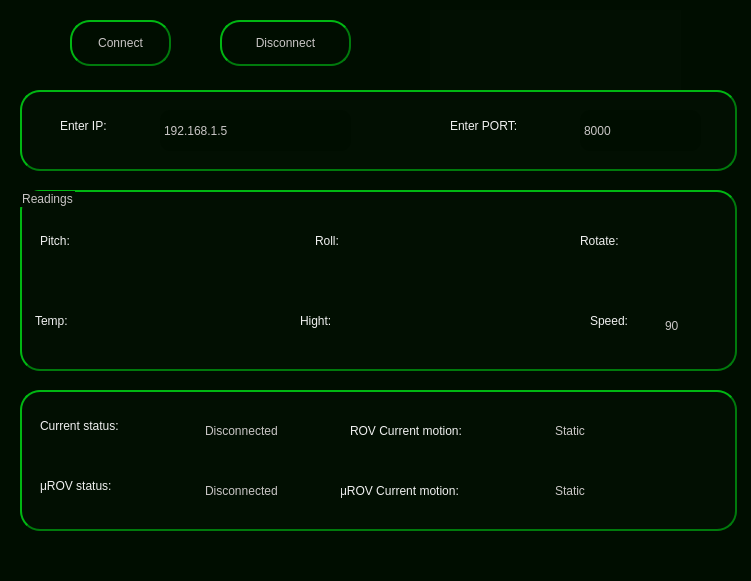
Above: GUI_code/client1.ui from EslamEmara/ROV_CrocoMarines- before the change. Below: the same form after it.
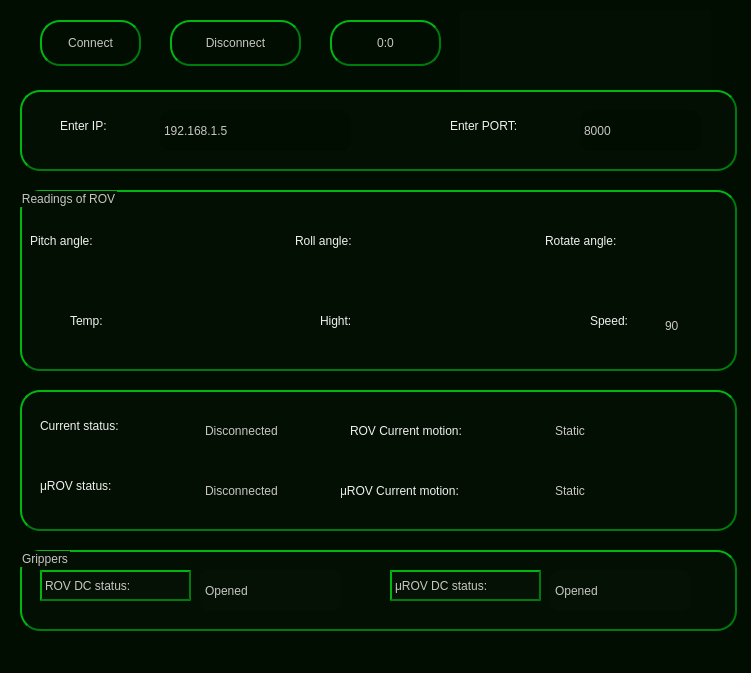
That is the form after the change. Icons and pictures are not drawn.

Commit message:
added timer, grippers indication
added a timer in the gui and assigned its start to select button
added the 2 DC grippers indication if it's closed or opened
modified the gui code and the design

Diff of the .ui file:
```diff
--- a/GUI_code/client1.ui
+++ b/GUI_code/client1.ui
@@ -7,7 +7,7 @@
     <x>0</x>
     <y>0</y>
     <width>751</width>
-    <height>581</height>
+    <height>673</height>
    </rect>
   </property>
   <property name="windowTitle">
@@ -174,7 +174,7 @@
    <widget class="QLabel" name="label_6">
     <property name="geometry">
      <rect>
-      <x>365</x>
+      <x>380</x>
       <y>300</y>
       <width>61</width>
       <height>51</height>
@@ -203,7 +203,7 @@
    <widget class="QLabel" name="label_7">
     <property name="geometry">
      <rect>
-      <x>100</x>
+      <x>130</x>
       <y>300</y>
       <width>61</width>
       <height>51</height>
@@ -232,7 +232,7 @@
    <widget class="QLabel" name="label_8">
     <property name="geometry">
      <rect>
-      <x>365</x>
+      <x>380</x>
       <y>220</y>
       <width>61</width>
       <height>51</height>
@@ -290,7 +290,7 @@
    <widget class="QLabel" name="label_9">
     <property name="geometry">
      <rect>
-      <x>100</x>
+      <x>130</x>
       <y>220</y>
       <width>61</width>
       <height>51</height>
@@ -319,7 +319,7 @@
    <widget class="QLabel" name="label_2">
     <property name="geometry">
      <rect>
-      <x>430</x>
+      <x>460</x>
       <y>10</y>
       <width>251</width>
       <height>81</height>
@@ -339,9 +339,9 @@
    <widget class="QLabel" name="label">
     <property name="geometry">
      <rect>
-      <x>40</x>
+      <x>30</x>
       <y>220</y>
-      <width>51</width>
+      <width>95</width>
       <height>41</height>
      </rect>
     </property>
@@ -366,15 +366,15 @@
         );</string>
     </property>
     <property name="text">
-     <string>Pitch:</string>
+     <string>Pitch angle:</string>
     </property>
    </widget>
    <widget class="QLabel" name="label_3">
     <property name="geometry">
      <rect>
-      <x>315</x>
+      <x>295</x>
       <y>220</y>
-      <width>41</width>
+      <width>81</width>
       <height>41</height>
      </rect>
     </property>
@@ -399,15 +399,15 @@
         );</string>
     </property>
     <property name="text">
-     <string>Roll:</string>
+     <string>Roll angle:</string>
     </property>
    </widget>
    <widget class="QLabel" name="label_10">
     <property name="geometry">
      <rect>
-      <x>580</x>
+      <x>545</x>
       <y>220</y>
-      <width>71</width>
+      <width>108</width>
       <height>41</height>
      </rect>
     </property>
@@ -432,15 +432,15 @@
         );</string>
     </property>
     <property name="text">
-     <string>Rotate:</string>
+     <string>Rotate angle:</string>
     </property>
    </widget>
    <widget class="QLabel" name="label_11">
     <property name="geometry">
      <rect>
-      <x>300</x>
+      <x>320</x>
       <y>300</y>
-      <width>61</width>
+      <width>55</width>
       <height>41</height>
      </rect>
     </property>
@@ -471,9 +471,9 @@
    <widget class="QLabel" name="label_12">
     <property name="geometry">
      <rect>
-      <x>35</x>
+      <x>70</x>
       <y>300</y>
-      <width>61</width>
+      <width>55</width>
       <height>41</height>
      </rect>
     </property>
@@ -665,7 +665,7 @@
    <widget class="QPushButton" name="pushButton">
     <property name="geometry">
      <rect>
-      <x>70</x>
+      <x>40</x>
       <y>20</y>
       <width>101</width>
       <height>46</height>
@@ -740,7 +740,7 @@
    <widget class="QPushButton" name="pushButton_2">
     <property name="geometry">
      <rect>
-      <x>220</x>
+      <x>170</x>
       <y>20</y>
       <width>131</width>
       <height>46</height>
@@ -831,7 +831,7 @@
 background-color: rgba(255, 255, 255,2);</string>
     </property>
     <property name="title">
-     <string>Readings</string>
+     <string>Readings of ROV</string>
     </property>
    </widget>
    <widget class="QLabel" name="label_22">
@@ -998,6 +998,184 @@
      <string/>
     </property>
    </widget>
+   <widget class="QLabel" name="label_50">
+    <property name="geometry">
+     <rect>
+      <x>330</x>
+      <y>20</y>
+      <width>111</width>
+      <height>46</height>
+     </rect>
+    </property>
+    <property name="styleSheet">
+     <string notr="true"> color: #c9c5c5;
+	
+font: 75 italic 14pt &quot;Comic Sans MS&quot;;
+
+    border: 2px solid #007a0c;
+    border-radius: 20px;
+    border-style: outset;
+    background: qradialgradient(
+        cx: 0.2, cy: -0.3, fx: 0.2, fy: -0.2,
+        radius: 1.35, stop: 0 #199612, stop: 1 #000000
+        );
+
+	
+    padding: 2px;</string>
+    </property>
+    <property name="text">
+     <string>0:0</string>
+    </property>
+    <property name="alignment">
+     <set>Qt::AlignCenter</set>
+    </property>
+   </widget>
+   <widget class="QGroupBox" name="groupBox_2">
+    <property name="geometry">
+     <rect>
+      <x>20</x>
+      <y>550</y>
+      <width>717</width>
+      <height>81</height>
+     </rect>
+    </property>
+    <property name="styleSheet">
+     <string notr="true">color: #c9c5c5;
+	font: 75 12pt &quot;Arial&quot;;
+
+    border: 2px solid #007a0c;
+    border-radius: 20px;
+    border-style: outset;
+background-color: rgba(255, 255, 255,2);</string>
+    </property>
+    <property name="title">
+     <string>Grippers</string>
+    </property>
+    <widget class="QLabel" name="label_26">
+     <property name="geometry">
+      <rect>
+       <x>20</x>
+       <y>20</y>
+       <width>151</width>
+       <height>31</height>
+      </rect>
+     </property>
+     <property name="styleSheet">
+      <string notr="true"> color: #c9c5c5;
+	
+font: 75 italic 14pt &quot;Comic Sans MS&quot;;
+
+    border: 0.25px solid #810303;
+    border-radius: 10px;
+    border-style: outset;
+/*background-color:#042402 ;*/
+    
+
+	
+    padding: 2px;
+
+
+/*background: qradialgradient(
+        cx: 0.2, cy: -0.3, fx: 0.2, fy: -0.2,
+        radius: 1.35, stop: 0 #199612, stop: 1 #000000
+        );</string>
+     </property>
+     <property name="text">
+      <string>ROV DC status:</string>
+     </property>
+    </widget>
+    <widget class="QLabel" name="label_27">
+     <property name="geometry">
+      <rect>
+       <x>180</x>
+       <y>20</y>
+       <width>141</width>
+       <height>41</height>
+      </rect>
+     </property>
+     <property name="styleSheet">
+      <string notr="true"> color: #c9c5c5;
+	
+font: 75 italic 14pt &quot;Comic Sans MS&quot;;
+
+    border: 0.25px solid #810303;
+    border-radius: 10px;
+    border-style: outset;
+    background: qradialgradient(
+        cx: 0.2, cy: -0.3, fx: 0.2, fy: -0.2,
+        radius: 1.35, stop: 0 #199612, stop: 1 #000000
+        );
+
+	
+    padding: 2px;</string>
+     </property>
+     <property name="text">
+      <string>Opened</string>
+     </property>
+    </widget>
+    <widget class="QLabel" name="label_28">
+     <property name="geometry">
+      <rect>
+       <x>370</x>
+       <y>20</y>
+       <width>151</width>
+       <height>31</height>
+      </rect>
+     </property>
+     <property name="styleSheet">
+      <string notr="true"> color: #c9c5c5;
+	
+font: 75 italic 14pt &quot;Comic Sans MS&quot;;
+
+    border: 0.25px solid #810303;
+    border-radius: 10px;
+    border-style: outset;
+/*background-color:#042402 ;*/
+    
+
+	
+    padding: 2px;
+
+
+/*background: qradialgradient(
+        cx: 0.2, cy: -0.3, fx: 0.2, fy: -0.2,
+        radius: 1.35, stop: 0 #199612, stop: 1 #000000
+        );</string>
+     </property>
+     <property name="text">
+      <string>μROV DC status:</string>
+     </property>
+    </widget>
+    <widget class="QLabel" name="label_29">
+     <property name="geometry">
+      <rect>
+       <x>530</x>
+       <y>20</y>
+       <width>141</width>
+       <height>41</height>
+      </rect>
+     </property>
+     <property name="styleSheet">
+      <string notr="true"> color: #c9c5c5;
+	
+font: 75 italic 14pt &quot;Comic Sans MS&quot;;
+
+    border: 0.25px solid #810303;
+    border-radius: 10px;
+    border-style: outset;
+    background: qradialgradient(
+        cx: 0.2, cy: -0.3, fx: 0.2, fy: -0.2,
+        radius: 1.35, stop: 0 #199612, stop: 1 #000000
+        );
+
+	
+    padding: 2px;</string>
+     </property>
+     <property name="text">
+      <string>Opened</string>
+     </property>
+    </widget>
+   </widget>
   </widget>
   <widget class="QMenuBar" name="menubar">
    <property name="geometry">
```
The commit also changes 1 other file.
